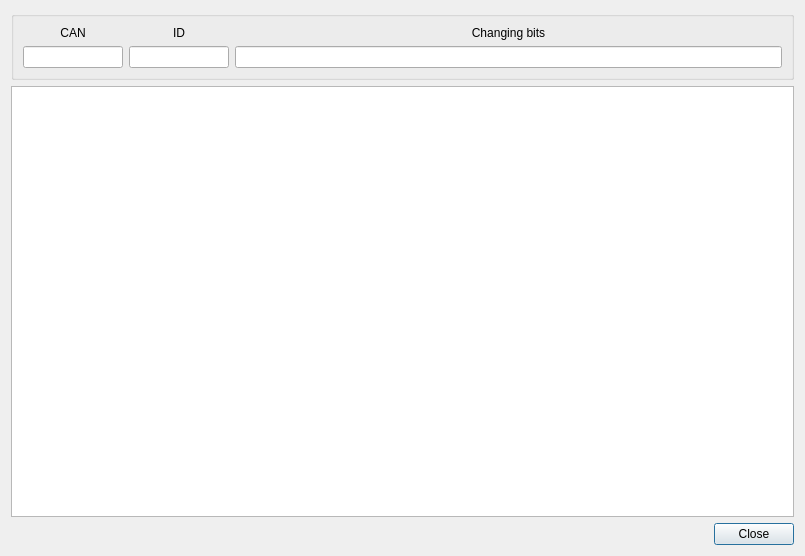
The window that logdialog.ui (banyaszg/CANalizer) describes before a commit, drawn with Qt 5.
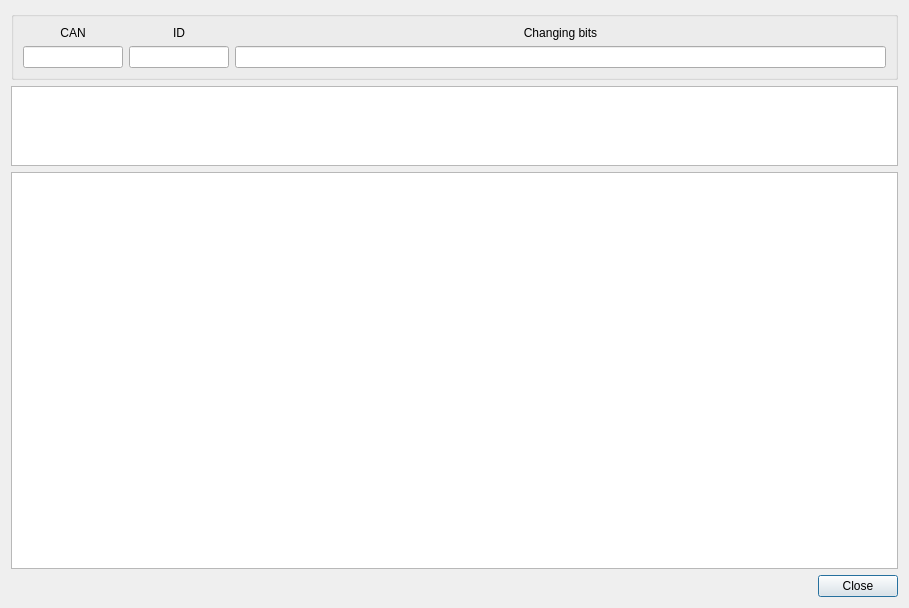
The same window after the commit.

Commit message: Add notes to frames and log items.

What changed in the file:
```diff
--- a/logdialog.ui
+++ b/logdialog.ui
@@ -6,8 +6,8 @@
    <rect>
     <x>0</x>
     <y>0</y>
-    <width>805</width>
-    <height>556</height>
+    <width>909</width>
+    <height>608</height>
    </rect>
   </property>
   <property name="windowTitle">
@@ -99,7 +99,24 @@
     </widget>
    </item>
    <item>
-    <widget class="QTableWidget" name="tableWidget"/>
+    <widget class="QTextEdit" name="textNote">
+     <property name="sizePolicy">
+      <sizepolicy hsizetype="Expanding" vsizetype="Expanding">
+       <horstretch>0</horstretch>
+       <verstretch>1</verstretch>
+      </sizepolicy>
+     </property>
+    </widget>
+   </item>
+   <item>
+    <widget class="QTableWidget" name="tableWidget">
+     <property name="sizePolicy">
+      <sizepolicy hsizetype="Expanding" vsizetype="Expanding">
+       <horstretch>0</horstretch>
+       <verstretch>5</verstretch>
+      </sizepolicy>
+     </property>
+    </widget>
    </item>
    <item>
     <widget class="QDialogButtonBox" name="buttonBox">
```
The commit also changes 5 other files.
